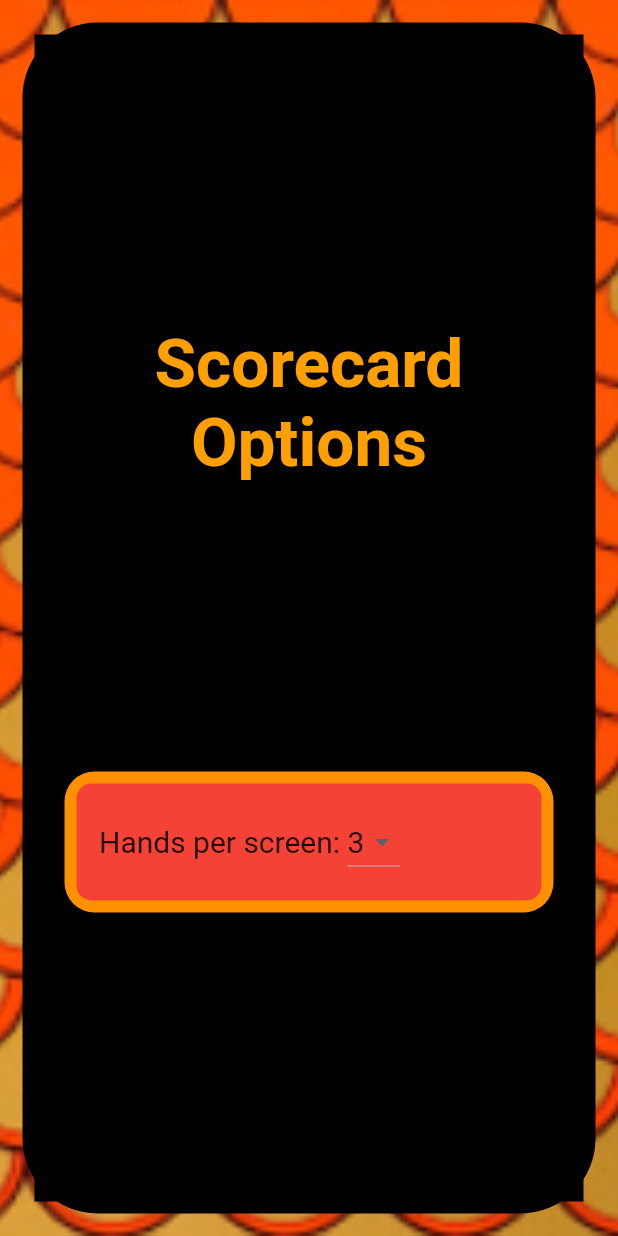
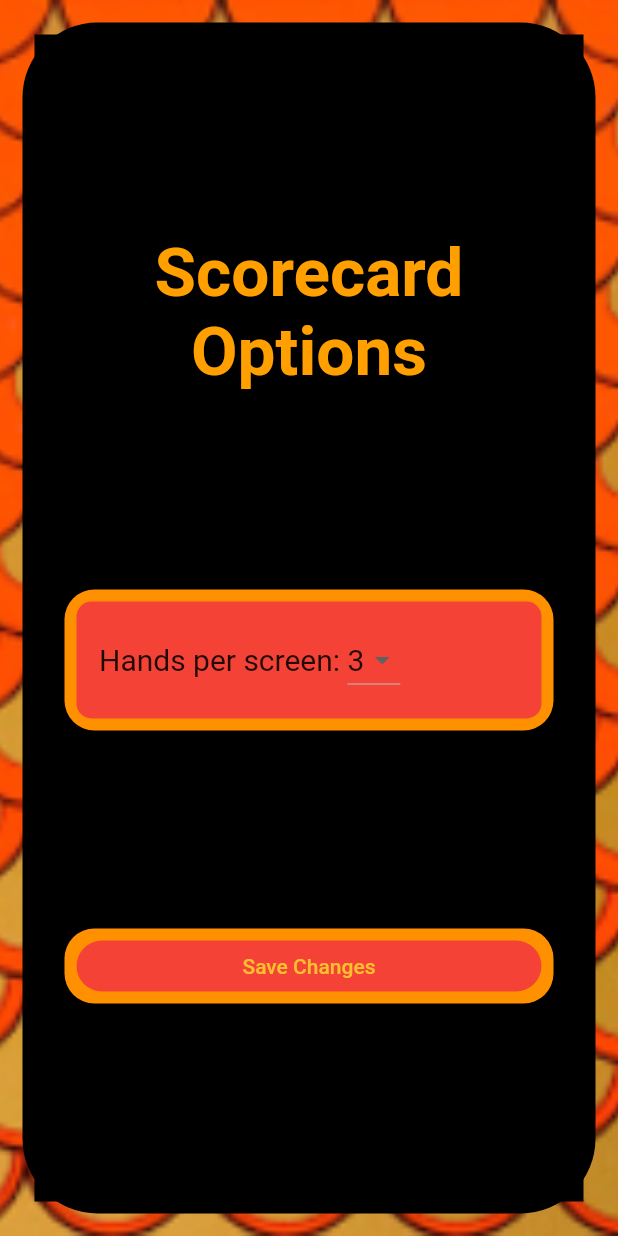
Before and after one commit to Aztal-Samoht/Mhingscore, a Flutter app: the OptionsScreen screen opened by its route, on a phone screen of 412 x 824 dp. Run offline on Flutter 3.47's test engine with Material 2 defaults, Android fonts, the phone set to English and light mode, and no system bars.

Commit message:
added a 'save' button to options screen

```diff
--- a/mhing_score_card/lib/v0/screens/options_screen.dart
+++ b/mhing_score_card/lib/v0/screens/options_screen.dart
@@ -3,6 +3,7 @@ import 'package:mhing_score_card/v0/providers/hand_list_provider.dart';
 import 'package:mhing_score_card/v0/res/constants.dart';
 import 'package:mhing_score_card/v0/res/strings.dart';
 import 'package:mhing_score_card/v0/widgets/appearance/app_border.dart';
+import 'package:mhing_score_card/v0/widgets/appearance/mhing_button.dart';
 import 'package:mhing_score_card/v0/widgets/appearance/mhing_card.dart';
 import 'package:provider/provider.dart';
 
@@ -53,6 +54,14 @@ class OptionsScreen extends StatelessWidget {
                       ],
                     ),
                   ),
+                  MhingButton(
+                    label: 'Save Changes',
+                    onPressed: () {
+                      Navigator.pop(context);
+                    },
+                    height: 50,
+                    width: 100,
+                  ),
                 ],
               ),
             ),
```
